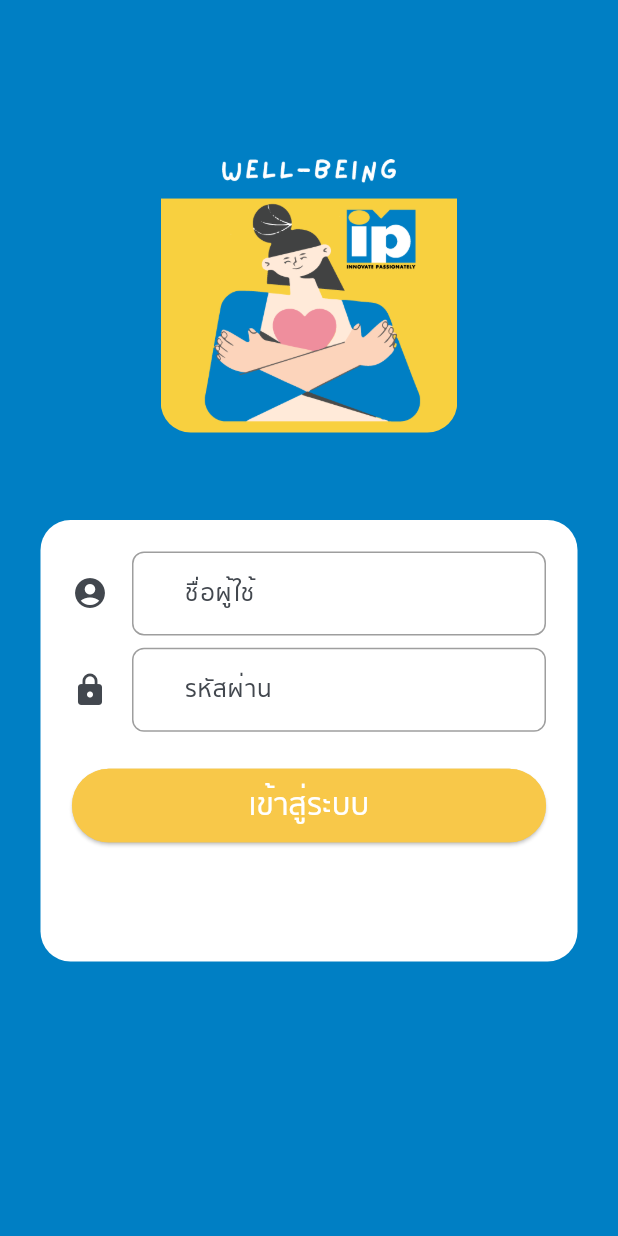
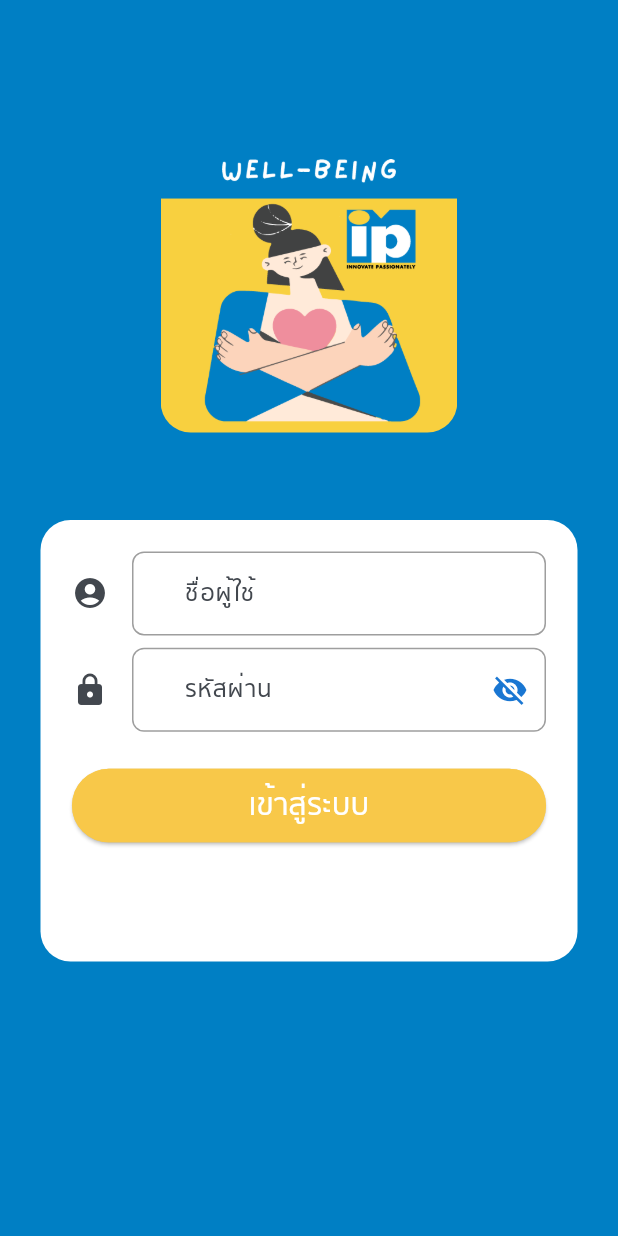
Before and after one commit to ipone-official/WellBeing, a Flutter app: the screen it shows after launch, on a phone screen of 412 x 824 dp. Run offline on Flutter 3.47's test engine with Material 3 defaults, Android fonts, the light colour scheme and no system bars; our stand-ins replace another_flushbar, dio, equatable, flutter_bloc, flutter_image_slideshow, image_cropper and 5 more; missing offline and left inert: flutter_email_sender.

Commit message:
::show password

```diff
--- a/lib/src/Pages/login/login_page.dart
+++ b/lib/src/Pages/login/login_page.dart
@@ -23,6 +23,7 @@ class LoginPage extends StatefulWidget {
 class _LoginPageState extends State<LoginPage> {
   final _usernameController = TextEditingController();
   final _passwordController = TextEditingController();
+  bool _obscured = true;
 
   @override
   Widget build(BuildContext context) {
@@ -118,15 +119,31 @@ class _LoginPageState extends State<LoginPage> {
                     SizedBox(height: MediaQuery.of(context).size.height * 0.01),
                     TextField(
                     keyboardType: TextInputType.text,
+                    inputFormatters: [
+                      FilteringTextInputFormatter.allow(
+                        RegExp('[A-Za-z./@!%*?&^#\$+=0-9\()_,;:]'),
+                      ),
+                    ],
                     maxLength: 20,
                     controller: _passwordController,
-                      obscureText: true,
-                      decoration: const InputDecoration(
+                    obscureText: _obscured,
+                    decoration: InputDecoration(
                       counterText: '',
                       border: InputBorder.none,
                       hintText: 'รหัสผ่าน',
                       labelText: 'รหัสผ่าน',
-                        icon: Icon(Icons.lock),
+                      icon: const Icon(Icons.lock),
+                      suffixIcon: IconButton(
+                        icon: Icon(
+                          !_obscured ? Icons.visibility : Icons.visibility_off,
+                          color: Theme.of(context).primaryColorDark,
+                        ),
+                        onPressed: () {
+                          setState(() {
+                            _obscured = !_obscured;
+                          });
+                        },
+                      ),
                     ),
                   ),
                     SizedBox(
```
Lines whose indentation alone changed are shown as unchanged.
